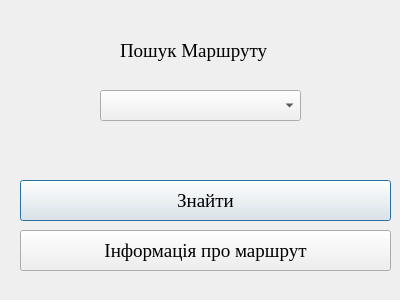
First picture: the form in MapsWay/routesearch.ui, repository MariaMihajilova/MapsWay, before the edit.
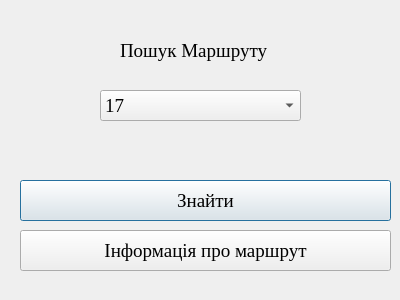
Second picture: the form after the edit.

Patch:
```diff
--- a/MapsWay/routesearch.ui
+++ b/MapsWay/routesearch.ui
@@ -60,7 +60,7 @@
     </font>
    </property>
    <property name="currentIndex">
-    <number>-1</number>
+    <number>0</number>
    </property>
    <property name="maxVisibleItems">
     <number>5</number>
```
Left out of the diff: 10 changed lines with no effect on the pictures.
